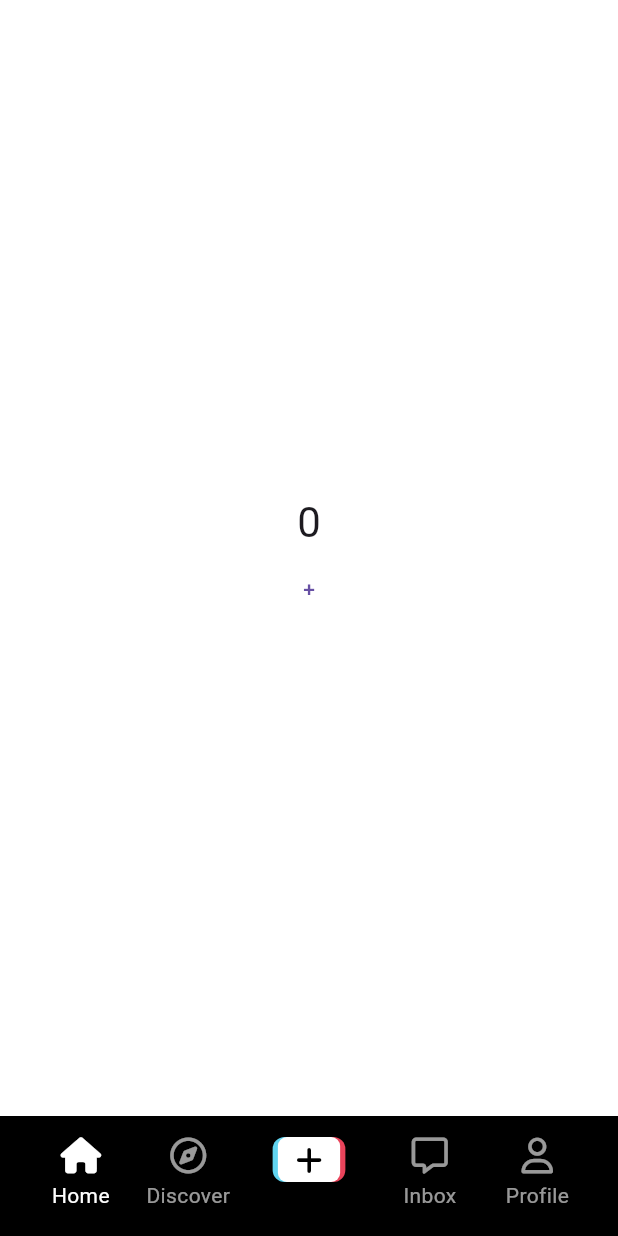
After one commit to GoofyWorld/tiktok_cloning, a Flutter app: the screen it shows after launch, on a phone screen of 412 x 824 dp. The commit adds this screen. Run offline on Flutter 3.47's test engine with Material 2 defaults, Android fonts, the phone set to English and light mode, and no system bars; our stand-ins replace font_awesome_flutter.

Commit message:
tiktok_cloning_231130
finished until post_video_button with task

```diff
--- a/lib/features/authentication/birthday_screen.dart
+++ b/lib/features/authentication/birthday_screen.dart
@@ -30,8 +30,10 @@ class _BirthdayScreenState extends State<BirthdayScreen> {
   }
 
   void _onNextTap() {
-    Navigator.of(context)
-        .push(MaterialPageRoute(builder: (context) => const InterestsScreen()));
+    Navigator.of(context).pushAndRemoveUntil(
+      MaterialPageRoute(builder: (context) => const InterestsScreen()),
+      (route) => false,
+    );
   }
 
   void _setTextFieldDate(DateTime date) {
--- a/lib/features/authentication/login_form_screen.dart
+++ b/lib/features/authentication/login_form_screen.dart
@@ -20,8 +20,10 @@ class _LoginFormScreenState extends State<LoginFormScreen> {
     if (_formKey.currentState != null) {
       if (_formKey.currentState!.validate()) {
         _formKey.currentState!.save();
-        Navigator.of(context).push(
-            MaterialPageRoute(builder: (context) => const InterestsScreen()));
+        Navigator.of(context).pushAndRemoveUntil(
+          MaterialPageRoute(builder: (context) => const InterestsScreen()),
+          (route) => false,
+        );
       }
     }
   }
--- a/lib/features/authentication/onboarding/tutorial_screen.dart
+++ b/lib/features/authentication/onboarding/tutorial_screen.dart
@@ -2,6 +2,7 @@ import 'package:flutter/cupertino.dart';
 import 'package:flutter/material.dart';
 import 'package:tiktok_clone/constants/gaps.dart';
 import 'package:tiktok_clone/constants/sizes.dart';
+import 'package:tiktok_clone/features/main_navigation/main_navigation_screen.dart';
 
 enum Direction { right, left }
 
@@ -41,6 +42,13 @@ class _TutorialScreenState extends State<TutorialScreen> {
         _showingPage = Page.first;
       });
     }
+  }
+
+  void _onEnterAppTap() {
+    Navigator.of(context).pushAndRemoveUntil(
+      MaterialPageRoute(builder: (context) => const MainNavigationScreen()),
+      (route) => false,
+    );
   }
 
   @override
@@ -111,7 +119,7 @@ class _TutorialScreenState extends State<TutorialScreen> {
               duration: const Duration(milliseconds: 300),
               opacity: _showingPage == Page.first ? 0 : 1,
               child: CupertinoButton(
-                onPressed: () {},
+                onPressed: _onEnterAppTap,
                 color: Theme.of(context).primaryColor,
                 child: const Text('Entere the app!'),
               ),
--- /dev/null
+++ b/lib/features/main_navigation/main_navigation_screen.dart
@@ -0,0 +1,175 @@
+import 'package:flutter/material.dart';
+import 'package:font_awesome_flutter/font_awesome_flutter.dart';
+import 'package:tiktok_clone/constants/gaps.dart';
+import 'package:tiktok_clone/constants/sizes.dart';
+import 'package:tiktok_clone/features/main_navigation/stf_screen.dart';
+import 'package:tiktok_clone/features/main_navigation/widgets/nav_tab.dart';
+import 'package:tiktok_clone/features/main_navigation/widgets/post_video_button.dart';
+
+class MainNavigationScreen extends StatefulWidget {
+  const MainNavigationScreen({super.key});
+
+  @override
+  State<MainNavigationScreen> createState() => _MainNavigationScreenState();
+}
+
+class _MainNavigationScreenState extends State<MainNavigationScreen> {
+  int _selectedIndex = 0;
+
+  void _onTap(int index) {
+    setState(() {
+      _selectedIndex = index;
+    });
+  }
+
+  void _onPostVideoButtonTap() {
+    Navigator.of(context).push(
+      MaterialPageRoute(
+        builder: (context) => Scaffold(
+          appBar: AppBar(
+            title: const Text('Record Video'),
+          ),
+        ),
+        fullscreenDialog: true,
+      ),
+    );
+  }
+
+  @override
+  Widget build(BuildContext context) {
+    return Scaffold(
+      body: Stack(
+        children: [
+          Offstage(
+            offstage: _selectedIndex != 0,
+            child: const StfScreen(),
+          ),
+          Offstage(
+            offstage: _selectedIndex != 1,
+            child: const StfScreen(),
+          ),
+          Container(),
+          Offstage(
+            offstage: _selectedIndex != 3,
+            child: const StfScreen(),
+          ),
+          Offstage(
+            offstage: _selectedIndex != 4,
+            child: const StfScreen(),
+          ),
+        ],
+      ),
+      bottomNavigationBar: BottomAppBar(
+        color: Colors.black,
+        child: Padding(
+          padding: const EdgeInsets.all(Sizes.size2),
+          child: Row(
+            crossAxisAlignment: CrossAxisAlignment.start,
+            mainAxisAlignment: MainAxisAlignment.spaceBetween,
+            children: [
+              NavTab(
+                text: "Home",
+                isSelected: _selectedIndex == 0,
+                icon: FontAwesomeIcons.house,
+                selectedIcon: FontAwesomeIcons.house,
+                onTap: () => _onTap(0),
+              ),
+              NavTab(
+                text: "Discover",
+                isSelected: _selectedIndex == 1,
+                icon: FontAwesomeIcons.compass,
+                selectedIcon: FontAwesomeIcons.solidCompass,
+                onTap: () => _onTap(1),
+              ),
+              Gaps.h24,
+              GestureDetector(
+                onTap: _onPostVideoButtonTap,
+                child: const PostVideoButton(),
+              ),
+              Gaps.h24,
+              NavTab(
+                text: "Inbox",
+                isSelected: _selectedIndex == 3,
+                icon: FontAwesomeIcons.message,
+                selectedIcon: FontAwesomeIcons.solidMessage,
+                onTap: () => _onTap(3),
+              ),
+              NavTab(
+                text: "Profile",
+                isSelected: _selectedIndex == 4,
+                icon: FontAwesomeIcons.user,
+                selectedIcon: FontAwesomeIcons.solidUser,
+                onTap: () => _onTap(4),
+              ),
+            ],
+          ),
+        ),
+      ),
+    );
+  }
+}
+
+
+
+
+
+// For iOS
+  // @override
+  // Widget build(BuildContext context) {
+  //   return CupertinoTabScaffold(
+  //     tabBar: CupertinoTabBar(
+  //       items: const [
+  //         BottomNavigationBarItem(
+  //           icon: Icon(CupertinoIcons.house),
+  //           label: "Home",
+  //         ),
+  //         BottomNavigationBarItem(
+  //           icon: Icon(CupertinoIcons.search),
+  //           label: "Search",
+  //         ),
+  //       ],
+  //     ),
+  //     tabBuilder: (context, index) => screens[index],
+  //   );
+  // }
+
+// 갤럭시 Material Navigation Bar
+  // @override
+  // Widget build(BuildContext context) {
+  //   return Scaffold(
+  //     body: screens[_selectedIndex],
+  //     bottomNavigationBar: BottomNavigationBar(
+  //       type: BottomNavigationBarType.shifting,
+  //       currentIndex: _selectedIndex,
+  //       onTap: _onTap,
+  //       selectedItemColor: Theme.of(context).primaryColor,
+  //       items: const [
+  //         BottomNavigationBarItem(
+  //             icon: FaIcon(FontAwesomeIcons.house),
+  //             label: "Home",
+  //             tooltip: "What are you?",
+  //             backgroundColor: Colors.yellow),
+  //         BottomNavigationBarItem(
+  //             icon: FaIcon(FontAwesomeIcons.magnifyingGlass),
+  //             label: "Search",
+  //             tooltip: "What are you?",
+  //             backgroundColor: Colors.cyan),
+  //         BottomNavigationBarItem(
+  //             icon: FaIcon(FontAwesomeIcons.house),
+  //             label: "Home",
+  //             tooltip: "What are you?",
+  //             backgroundColor: Colors.pink),
+  //         BottomNavigationBarItem(
+  //             icon: FaIcon(FontAwesomeIcons.house),
+  //             label: "Home",
+  //             tooltip: "What are you?",
+  //             backgroundColor: Colors.purple),
+  //         BottomNavigationBarItem(
+  //             icon: FaIcon(FontAwesomeIcons.house),
+  //             label: "Home",
+  //             tooltip: "What are you?",
+  //             backgroundColor: Colors.deepOrange),
+  //       ],
+  //     ),
+  //   );
+  // }
--- /dev/null
+++ b/lib/features/main_navigation/stf_screen.dart
@@ -0,0 +1,42 @@
+import 'package:flutter/material.dart';
+
+class StfScreen extends StatefulWidget {
+  const StfScreen({super.key});
+
+  @override
+  State<StfScreen> createState() => _StfScreenState();
+}
+
+class _StfScreenState extends State<StfScreen> {
+  int _clicks = 0;
+
+  void _increase() {
+    setState(() {
+      _clicks += 1;
+    });
+  }
+
+  @override
+  void dispose() {
+    super.dispose();
+  }
+
+  @override
+  Widget build(BuildContext context) {
+    return Center(
+      child: Column(
+        mainAxisAlignment: MainAxisAlignment.center,
+        children: [
+          Text(
+            "$_clicks",
+            style: const TextStyle(fontSize: 28),
+          ),
+          TextButton(
+            onPressed: _increase,
+            child: const Text('+'),
+          ),
+        ],
+      ),
+    );
+  }
+}
--- /dev/null
+++ b/lib/features/main_navigation/widgets/nav_tab.dart
@@ -0,0 +1,51 @@
+import 'package:flutter/material.dart';
+import 'package:font_awesome_flutter/font_awesome_flutter.dart';
+import 'package:tiktok_clone/constants/gaps.dart';
+
+class NavTab extends StatelessWidget {
+  const NavTab(
+      {super.key,
+      required this.text,
+      required this.isSelected,
+      required this.icon,
+      required this.onTap,
+      required this.selectedIcon});
+
+  final String text;
+  final bool isSelected;
+  final IconData icon;
+  final IconData selectedIcon;
+  final Function onTap;
+
+  @override
+  Widget build(BuildContext context) {
+    return Expanded(
+      child: GestureDetector(
+        onTap: () => onTap(),
+        child: Container(
+          color: Colors.black,
+          child: AnimatedOpacity(
+            duration: const Duration(milliseconds: 300),
+            opacity: isSelected ? 1 : 0.6,
+            child: Column(
+              mainAxisSize: MainAxisSize.min,
+              children: [
+                FaIcon(
+                  isSelected ? selectedIcon : icon,
+                  color: Colors.white,
+                ),
+                Gaps.v5,
+                Text(
+                  text,
+                  style: const TextStyle(
+                    color: Colors.white,
+                  ),
+                ),
+              ],
+            ),
+          ),
+        ),
+      ),
+    );
+  }
+}
--- /dev/null
+++ b/lib/features/main_navigation/widgets/post_video_button.dart
@@ -0,0 +1,85 @@
+import 'package:flutter/material.dart';
+import 'package:font_awesome_flutter/font_awesome_flutter.dart';
+import 'package:tiktok_clone/constants/sizes.dart';
+
+class PostVideoButton extends StatefulWidget {
+  const PostVideoButton({super.key});
+
+  @override
+  State<PostVideoButton> createState() => _PostVideoButtonState();
+}
+
+class _PostVideoButtonState extends State<PostVideoButton> {
+  bool _isLongPressed = false;
+
+  void _onLongPressStart(LongPressStartDetails details) {
+    setState(() {
+      _isLongPressed = true;
+    });
+  }
+
+  void _onLongPressEnd(LongPressEndDetails details) {
+    setState(() {
+      _isLongPressed = false;
+    });
+  }
+
+  @override
+  Widget build(BuildContext context) {
+    return AnimatedOpacity(
+      duration: const Duration(milliseconds: 50),
+      opacity: _isLongPressed ? 0.5 : 1,
+      child: Transform.scale(
+        scale: _isLongPressed ? 1.5 : 1,
+        child: GestureDetector(
+          onLongPressStart: _onLongPressStart,
+          onLongPressEnd: _onLongPressEnd,
+          child: Stack(
+            clipBehavior: Clip.none,
+            children: [
+              Positioned(
+                right: 20,
+                child: Container(
+                  height: 30,
+                  width: 25,
+                  padding: const EdgeInsets.symmetric(horizontal: Sizes.size8),
+                  decoration: BoxDecoration(
+                    color: const Color(0xff61D4F0),
+                    borderRadius: BorderRadius.circular(Sizes.size8),
+                  ),
+                ),
+              ),
+              Positioned(
+                left: 20,
+                child: Container(
+                  height: 30,
+                  width: 25,
+                  padding: const EdgeInsets.symmetric(horizontal: Sizes.size8),
+                  decoration: BoxDecoration(
+                    color: Theme.of(context).primaryColor,
+                    borderRadius: BorderRadius.circular(Sizes.size8),
+                  ),
+                ),
+              ),
+              Container(
+                padding: const EdgeInsets.symmetric(horizontal: Sizes.size12),
+                height: 30,
+                decoration: BoxDecoration(
+                  color: Colors.white,
+                  borderRadius: BorderRadius.circular(Sizes.size6),
+                ),
+                child: const Center(
+                  child: FaIcon(
+                    FontAwesomeIcons.plus,
+                    color: Colors.black,
+                    size: Sizes.size20,
+                  ),
+                ),
+              ),
+            ],
+          ),
+        ),
+      ),
+    );
+  }
+}
--- a/lib/main.dart
+++ b/lib/main.dart
@@ -1,6 +1,6 @@
 import 'package:flutter/material.dart';
 import 'package:tiktok_clone/constants/sizes.dart';
-import 'package:tiktok_clone/features/authentication/onboarding/interests_screen.dart';
+import 'package:tiktok_clone/features/main_navigation/main_navigation_screen.dart';
 
 void main() {
   runApp(const TikTokApp());
@@ -28,7 +28,7 @@ class TikTokApp extends StatelessWidget {
         ),
         useMaterial3: true,
       ),
-      home: const InterestsScreen(),
+      home: const MainNavigationScreen(),
     );
   }
 }
```
Also changed, not shown: lib/features/authentication/onboarding/interests_screen.dart (+0 -22 lines).
